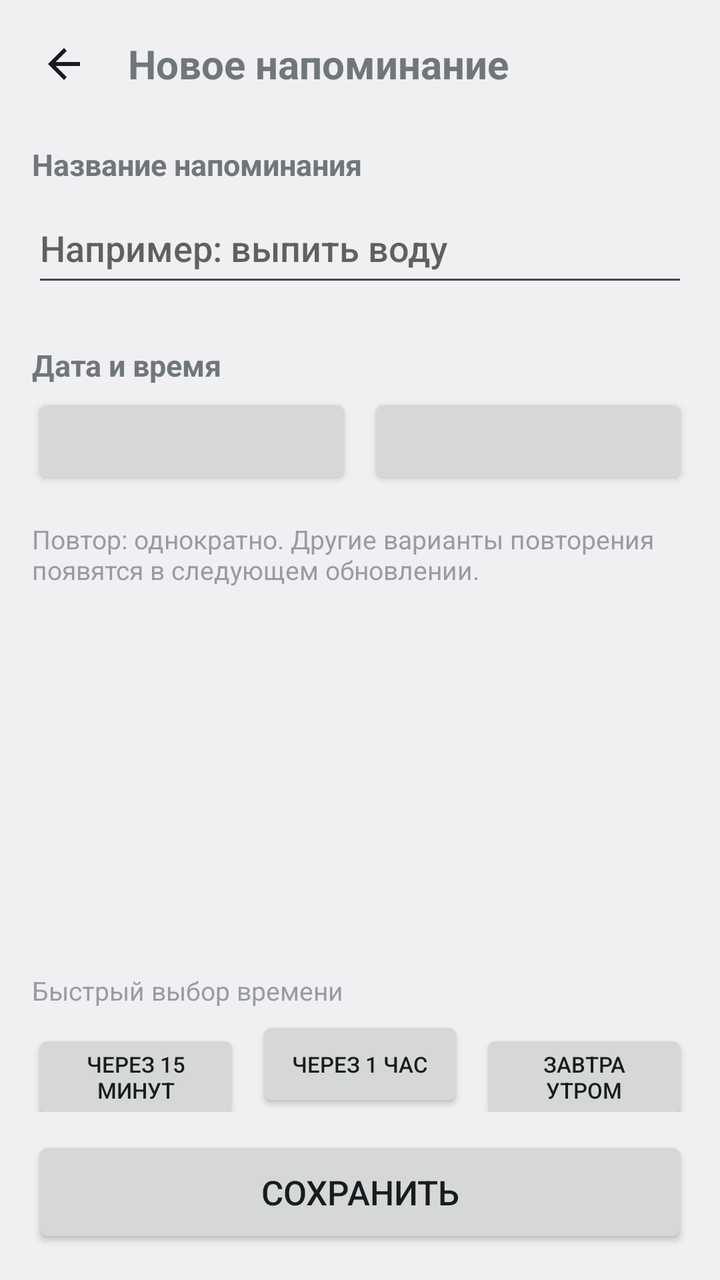
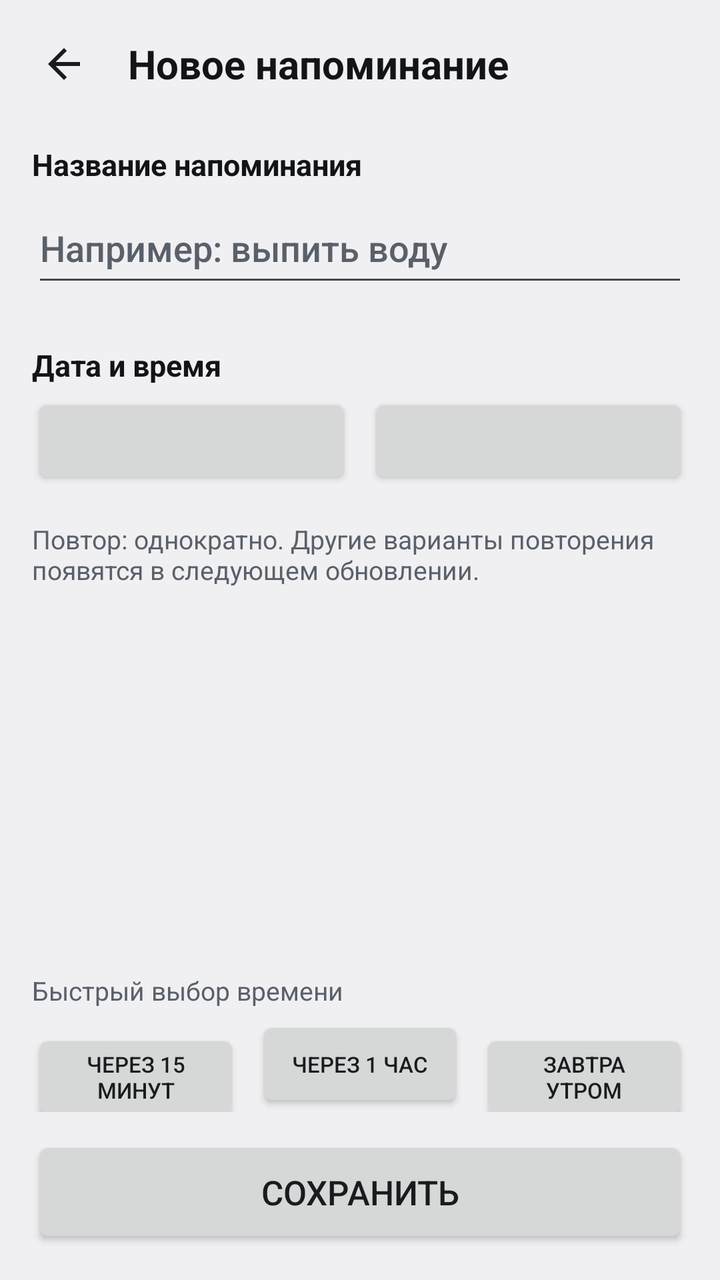

Two renders of the same Android screen: before a commit and after it. Below are the layout's source before the change and the commit's diff.
<!-- AndroidManifest.xml: application theme Theme.Ritmo -->
<!-- res/layout/activity_edit.xml -->
<?xml version="1.0" encoding="utf-8"?>
<LinearLayout xmlns:android="http://schemas.android.com/apk/res/android"
    android:id="@+id/root"
    android:layout_width="match_parent"
    android:layout_height="match_parent"
    android:orientation="vertical">

    <LinearLayout
        android:layout_width="match_parent"
        android:layout_height="wrap_content"
        android:gravity="center_vertical"
        android:orientation="horizontal"
        android:paddingStart="8dp"
        android:paddingEnd="16dp"
        android:paddingTop="8dp"
        android:paddingBottom="4dp">

        <ImageButton
            android:id="@+id/back_button"
            android:layout_width="48dp"
            android:layout_height="48dp"
            android:background="?android:attr/selectableItemBackgroundBorderless"
            android:contentDescription="@string/back"
            android:scaleType="center"
            android:src="@drawable/ic_arrow_back" />

        <TextView
            android:id="@+id/screen_title"
            android:layout_width="0dp"
            android:layout_height="wrap_content"
            android:layout_marginStart="8dp"
            android:layout_weight="1"
            android:text="@string/new_title"
            android:textSize="20sp"
            android:textStyle="bold" />
    </LinearLayout>

    
    <ScrollView
        android:layout_width="match_parent"
        android:layout_height="0dp"
        android:layout_weight="1"
        android:clipToPadding="false"
        android:fillViewport="true">

        <LinearLayout
            android:layout_width="match_parent"
            android:layout_height="wrap_content"
            android:orientation="vertical"
            android:paddingStart="16dp"
            android:paddingEnd="16dp"
            android:paddingTop="12dp"
            android:paddingBottom="16dp">

            <TextView
                android:layout_width="match_parent"
                android:layout_height="wrap_content"
                android:text="@string/field_title"
                android:textSize="15sp"
                android:textStyle="bold" />

            <EditText
                android:id="@+id/title_input"
                android:layout_width="match_parent"
                android:layout_height="wrap_content"
                android:layout_marginTop="4dp"
                android:hint="@string/title_hint"
                android:importantForAutofill="no"
                android:inputType="textCapSentences"
                android:maxLength="120"
                android:minHeight="52dp"
                android:textSize="18sp" />

            <TextView
                android:layout_width="match_parent"
                android:layout_height="wrap_content"
                android:layout_marginTop="24dp"
                android:text="@string/field_date_time"
                android:textSize="15sp"
                android:textStyle="bold" />

            <LinearLayout
                android:layout_width="match_parent"
                android:layout_height="wrap_content"
                android:layout_marginTop="4dp"
                android:orientation="horizontal">

                <Button
                    android:id="@+id/date_button"
                    android:layout_width="0dp"
                    android:layout_height="wrap_content"
                    android:layout_weight="1"
                    android:minHeight="48dp"
                    android:textSize="14sp" />

                <Button
                    android:id="@+id/time_button"
                    android:layout_width="0dp"
                    android:layout_height="wrap_content"
                    android:layout_marginStart="8dp"
                    android:layout_weight="1"
                    android:minHeight="48dp"
                    android:textSize="14sp" />
            </LinearLayout>

            <TextView
                android:id="@+id/repeat_note"
                android:layout_width="match_parent"
                android:layout_height="wrap_content"
                android:layout_marginTop="16dp"
                android:alpha="0.7"
                android:text="@string/repeat_once_note"
                android:textSize="13sp" />

        </LinearLayout>
    </ScrollView>

    
    <LinearLayout
        android:layout_width="match_parent"
        android:layout_height="wrap_content"
        android:orientation="vertical"
        android:paddingStart="16dp"
        android:paddingEnd="16dp"
        android:paddingTop="8dp"
        android:paddingBottom="16dp">

        <TextView
            android:id="@+id/schedule_value"
            android:layout_width="match_parent"
            android:layout_height="wrap_content"
            android:textSize="16sp"
            android:textStyle="bold" />

        <TextView
            android:layout_width="match_parent"
            android:layout_height="wrap_content"
            android:layout_marginTop="8dp"
            android:alpha="0.7"
            android:text="@string/quick_pick"
            android:textSize="13sp" />

        <LinearLayout
            android:layout_width="match_parent"
            android:layout_height="wrap_content"
            android:layout_marginTop="4dp"
            android:orientation="horizontal">

            <Button
                android:id="@+id/preset_15_min"
                android:layout_width="0dp"
                android:layout_height="wrap_content"
                android:layout_weight="1"
                android:minHeight="48dp"
                android:text="@string/preset_15_min"
                android:textSize="11sp" />

            <Button
                android:id="@+id/preset_1_hour"
                android:layout_width="0dp"
                android:layout_height="wrap_content"
                android:layout_marginStart="8dp"
                android:layout_weight="1"
                android:minHeight="48dp"
                android:text="@string/preset_1_hour"
                android:textSize="11sp" />

            <Button
                android:id="@+id/preset_tomorrow"
                android:layout_width="0dp"
                android:layout_height="wrap_content"
                android:layout_marginStart="8dp"
                android:layout_weight="1"
                android:minHeight="48dp"
                android:text="@string/preset_tomorrow"
                android:textSize="11sp" />
        </LinearLayout>

        <Button
            android:id="@+id/save_button"
            android:layout_width="match_parent"
            android:layout_height="wrap_content"
            android:layout_marginTop="12dp"
            android:minHeight="56dp"
            android:text="@string/save"
            android:textSize="17sp" />

    </LinearLayout>
</LinearLayout>
<!-- resources referenced by this layout -->
<resources>
  <!-- drawable ic_arrow_back (drawable) -->
  <?xml version="1.0" encoding="utf-8"?>
  <vector xmlns:android="http://schemas.android.com/apk/res/android"
      android:width="24dp"
      android:height="24dp"
      android:viewportWidth="24"
      android:viewportHeight="24"
      android:tint="?android:attr/textColorPrimary">
      <path
          android:fillColor="#FFFFFFFF"
          android:pathData="M20,11H7.83l5.59,-5.59L12,4l-8,8 8,8 1.41,-1.41L7.83,13H20v-2z" />
  </vector>
  <string name="back">Назад</string>
  <string name="field_date_time">Дата и время</string>
  <string name="field_title">Название напоминания</string>
  <string name="new_title">Новое напоминание</string>
  <string name="preset_15_min">Через 15 минут</string>
  <string name="preset_1_hour">Через 1 час</string>
  <string name="preset_tomorrow">Завтра утром</string>
  <string name="quick_pick">Быстрый выбор времени</string>
  <string name="repeat_once_note">Повтор: однократно. Другие варианты повторения появятся в следующем обновлении.</string>
  <string name="save">Сохранить</string>
  <string name="title_hint">Например: выпить воду</string>
  <style name="Theme.Ritmo" parent="@android:style/Theme.DeviceDefault.Light">
          <item name="android:windowActionBar">false</item>
          <item name="android:windowNoTitle">true</item>
          <item name="android:windowBackground">?android:attr/colorBackground</item>
          <item name="android:statusBarColor">?android:attr/colorBackground</item>
          <item name="android:navigationBarColor">@android:color/black</item>
          <item name="android:windowLightStatusBar">true</item>
          <item name="ritmoCardBackground">@color/card_background_light</item>
          <item name="ritmoCardStroke">@color/card_stroke_light</item>
      </style>
  <color name="card_background_light">#FFFFFFFF</color>
  <color name="card_stroke_light">#1F000000</color>
</resources>

<!-- the commit's change to res/layout/activity_edit.xml (unified diff, before → after) -->
@@ -31,6 +31,7 @@
             android:layout_marginStart="8dp"
             android:layout_weight="1"
             android:text="@string/new_title"
+            android:textColor="?attr/ritmoTextPrimary"
             android:textSize="20sp"
             android:textStyle="bold" />
     </LinearLayout>
@@ -56,6 +57,7 @@
                 android:layout_width="match_parent"
                 android:layout_height="wrap_content"
                 android:text="@string/field_title"
+                android:textColor="?attr/ritmoTextPrimary"
                 android:textSize="15sp"
                 android:textStyle="bold" />
 
@@ -69,6 +71,8 @@
                 android:inputType="textCapSentences"
                 android:maxLength="120"
                 android:minHeight="52dp"
+                android:textColor="?attr/ritmoTextPrimary"
+                android:textColorHint="?attr/ritmoTextSecondary"
                 android:textSize="18sp" />
 
             <TextView
@@ -76,6 +80,7 @@
                 android:layout_height="wrap_content"
                 android:layout_marginTop="24dp"
                 android:text="@string/field_date_time"
+                android:textColor="?attr/ritmoTextPrimary"
                 android:textSize="15sp"
                 android:textStyle="bold" />
 
@@ -108,8 +113,8 @@
                 android:layout_width="match_parent"
                 android:layout_height="wrap_content"
                 android:layout_marginTop="16dp"
-                android:alpha="0.7"
                 android:text="@string/repeat_once_note"
+                android:textColor="?attr/ritmoTextSecondary"
                 android:textSize="13sp" />
 
         </LinearLayout>
@@ -129,6 +134,7 @@
             android:id="@+id/schedule_value"
             android:layout_width="match_parent"
             android:layout_height="wrap_content"
+            android:textColor="?attr/ritmoTextPrimary"
             android:textSize="16sp"
             android:textStyle="bold" />
 
@@ -136,8 +142,8 @@
             android:layout_width="match_parent"
             android:layout_height="wrap_content"
             android:layout_marginTop="8dp"
-            android:alpha="0.7"
             android:text="@string/quick_pick"
+            android:textColor="?attr/ritmoTextSecondary"
             android:textSize="13sp" />
 
         <LinearLayout
<!-- resource entries referenced after the edit -->
@@ -32,8 +32,12 @@
           <item name="android:windowLightStatusBar">true</item>
           <item name="ritmoCardBackground">@color/card_background_light</item>
           <item name="ritmoCardStroke">@color/card_stroke_light</item>
+          <item name="ritmoTextPrimary">@color/text_primary_light</item>
+          <item name="ritmoTextSecondary">@color/text_secondary_light</item>
       </style>
   <color name="card_background_light">#FFFFFFFF</color>
   <color name="card_stroke_light">#1F000000</color>
+  <color name="text_primary_light">#FF121417</color>
+  <color name="text_secondary_light">#FF5A6069</color>
 </resources>
 
